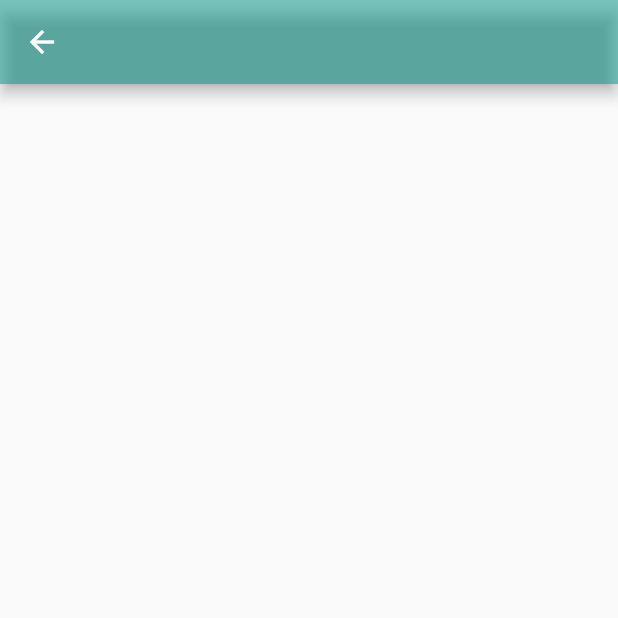
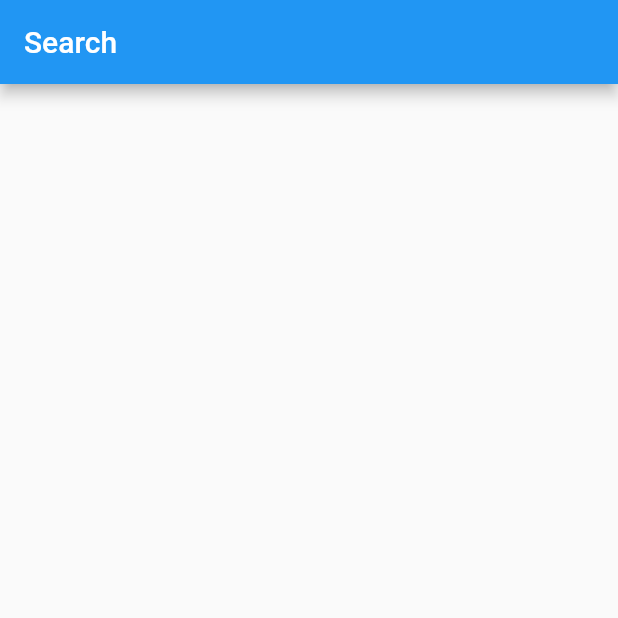
Before and after one commit to serkon/intern, a Flutter app: the EmployeeInfoScreen screen opened directly, on a phone screen of 412 x 824 dp, the top half of it. Run offline on Flutter 3.47's test engine with Material 2 defaults, Android fonts, the light colour scheme and no system bars; missing offline and left inert: encrypt.

```diff
--- a/lib/widget/stateful/employee_info_screen.dart
+++ b/lib/widget/stateful/employee_info_screen.dart
@@ -1,4 +1,5 @@
 import 'package:flutter/material.dart';
+import 'search_box.dart';
 
 class EmployeeInfoScreen extends StatefulWidget {
   @override
@@ -11,10 +12,11 @@ class EmployeeInfoScreen extends StatefulWidget {
 class EmployeeInfoScreenState extends State<EmployeeInfoScreen> {
   Widget build(BuildContext context) {
     return Scaffold(
-      resizeToAvoidBottomInset: true,
-      appBar: AppBar(
-        backgroundColor: Colors.teal.withOpacity(0.5),
-      ),
+  body: Stack(
+    children: <Widget>[
+      SearchBox(),
+    ],
+  )
     );
   }
 }
--- a/lib/widget/stateful/login_screen.dart
+++ b/lib/widget/stateful/login_screen.dart
@@ -49,9 +49,10 @@ class LoginScreenState extends State<LoginScreen> {
 
     User user = User.fromJson(parsedJson);
     debugPrint("Logged in as " + user.userName);
-    Navigator.push(
+    Navigator.pushAndRemoveUntil(
       context,
       MaterialPageRoute(builder: (context) => new EmployeeInfoScreen()),
+          (Route<dynamic> route) => false,
     );
   }
 
--- /dev/null
+++ b/lib/widget/stateful/search_box.dart
@@ -0,0 +1,51 @@
+import 'package:flutter/material.dart';
+
+class SearchBox extends StatelessWidget {
+  @override
+  Widget build(BuildContext context) {
+    return Scaffold(
+        appBar: AppBar(
+
+            title: Text("Search"), actions: <Widget>[
+      IconButton(icon: Icon(Icons.search, size:283,), onPressed: () {
+        showSearch(context: context, delegate: DataSearch());
+      })
+    ]));
+  }
+}
+
+class DataSearch extends SearchDelegate<String> {
+  final users = ["Yunus Emre Meydancı", "Ertan Ayanlar", "Nursena Köprücü", "Büşra Uyar"];
+
+  final recentUsers = ["Nursena Köprücü", "Büşra Uyar"];
+  @override
+  List<Widget> buildActions(BuildContext context) {
+    return [IconButton(icon: Icon(Icons.clear), onPressed: () {})];
+  }
+
+  @override
+  Widget buildLeading(BuildContext context) {
+    // left side
+    return IconButton(
+        icon: AnimatedIcon(
+            icon: AnimatedIcons.menu_arrow, progress: transitionAnimation),
+        onPressed: () {});
+  }
+
+  @override
+  Widget buildResults(BuildContext context) {
+    return null;
+  }
+
+  @override
+  Widget buildSuggestions(BuildContext context) {
+    final suggestionList = query.isEmpty ? recentUsers : users;
+    return ListView.builder(
+      itemBuilder: (context, index) => ListTile(
+        leading: Icon(Icons.account_circle),
+        title: Text(suggestionList[index]),
+      ),
+      itemCount: suggestionList.length,
+    );
+  }
+}
```
Also changed, not shown: assets/images/org.png (added).
